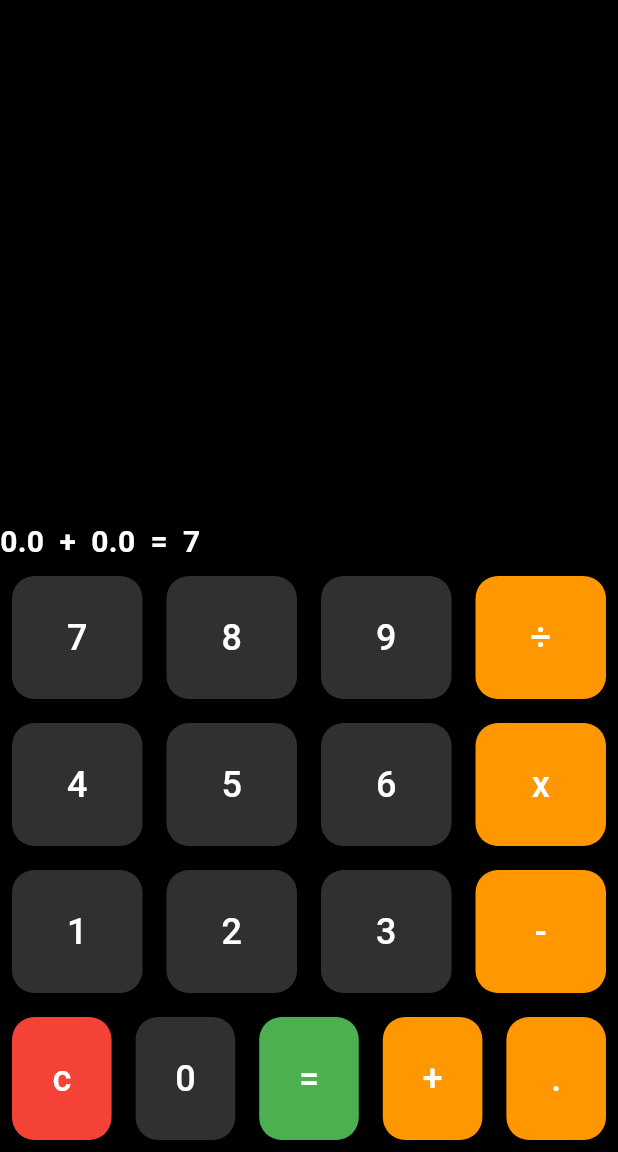
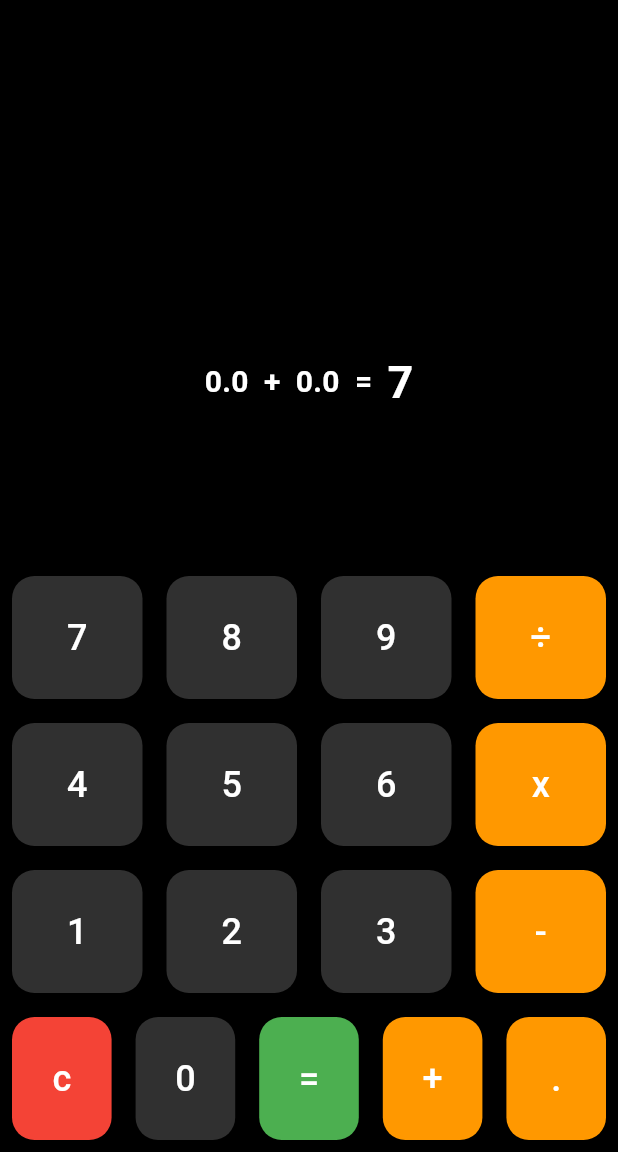
Before and after one commit to takiul-sumon/Calculator-App, a Flutter app: the screen it shows after launch, after a tap on an icon or button, on a phone screen of 412 x 824 dp, the part 84-1236 px from its top. Run offline on Flutter 3.47's test engine with Material 3 defaults, Android fonts, the phone set to English and light mode, and no system bars.

Commit message:
Decimal Done

```diff
--- a/lib/Home_page.dart
+++ b/lib/Home_page.dart
@@ -24,13 +24,14 @@ class _HomePageState extends State<HomePage> {
         num2 = 0;
       } else if (button == "=") {
         num2 = double.parse(_input.toString());
+        // num2 = double.parse(_output.toString());
+
         if (operator == '+') {
           _output = (num1 + num2).toString();
         } else if (operator == '-') {
           _output = (num1 - num2).toString();
         } else if (operator == 'x') {
           _output = (num1 * num2).toString();
-        } else if (operator == '.') {
         } else if (operator == '÷') {
           _output = (num2 != 0) ? (num1 / num2).toString() : 'Error';
         }
@@ -42,11 +43,8 @@ class _HomePageState extends State<HomePage> {
       } else {
         _input += button;
         _output = _input;
-                print(_output);
-
       }
     });
-    print(_output);
   }
 
   @override
@@ -64,9 +62,9 @@ class _HomePageState extends State<HomePage> {
       ),
       body: Column(
         mainAxisAlignment: MainAxisAlignment.end,
-        crossAxisAlignment: CrossAxisAlignment.end,
+        crossAxisAlignment: CrossAxisAlignment.center,
         children: [
-          Row(
+          Row(mainAxisAlignment: MainAxisAlignment.center,
             children: [
               Text(
                 num1.toString(),
@@ -112,11 +110,12 @@ class _HomePageState extends State<HomePage> {
                 _output,
                 style: const TextStyle(
                     color: Colors.white,
-                    fontSize: 20,
+                    fontSize: 30,
                     fontWeight: FontWeight.bold),
               ),
             ],
           ),
+          SizedBox(height: 100,),
           Row(
             children: [
               buildButton(
```
